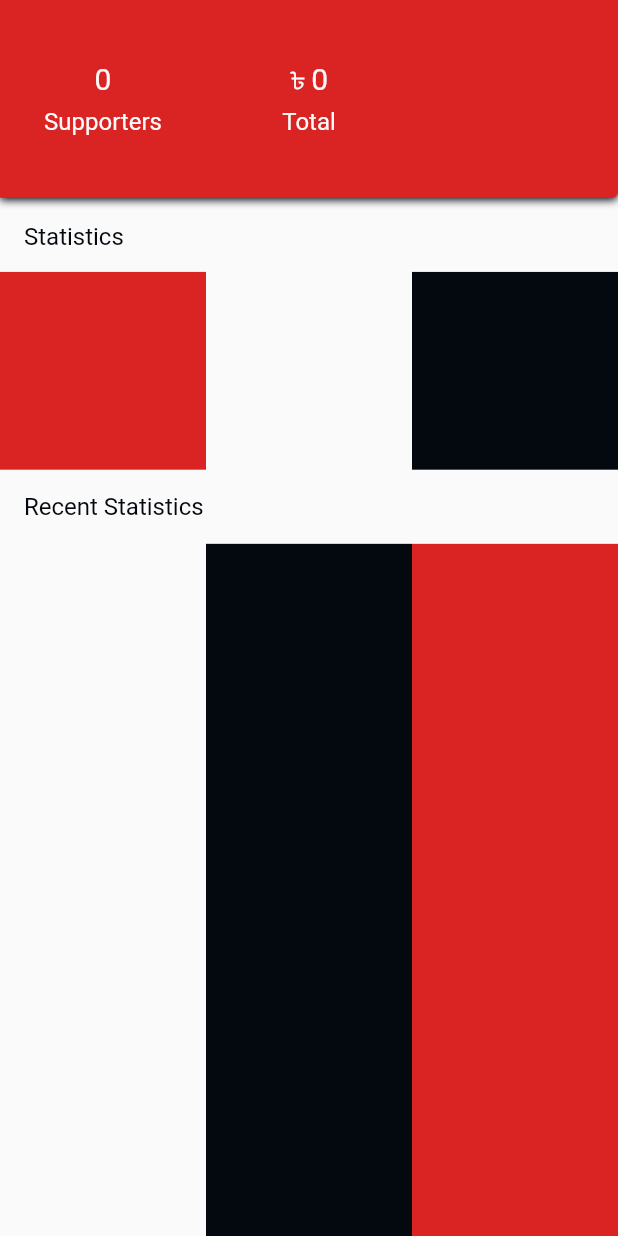
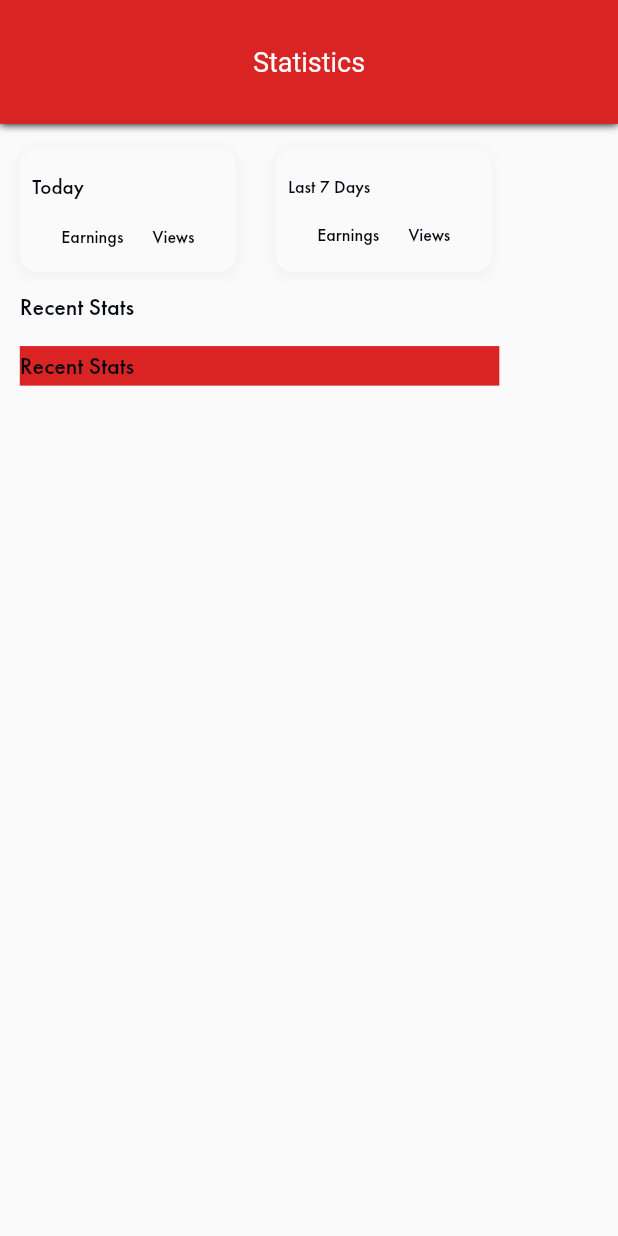
Before and after one commit to takiuddin93/AakCupChaa, a Flutter app: the Statistics widget shown alone on an empty page, opened directly, on a phone screen of 412 x 824 dp. Run offline on Flutter 3.47's test engine with Material 2 defaults, Android fonts, the phone set to English and light mode, and no system bars; our stand-ins replace flutter_svg, share; Roboto replaces fonts that are missing (FuturaPTBool).

Commit message:
statistics.dart modified

```diff
--- a/lib/statistics.dart
+++ b/lib/statistics.dart
@@ -1,5 +1,8 @@
+import 'package:aakcupchaa/widgets/mainappbar.dart';
+import 'package:flutter/cupertino.dart';
 import 'package:flutter/material.dart';
 import 'package:aakcupchaa/utils/universal_variables.dart';
+import 'package:flutter_svg/flutter_svg.dart';
 
 class Statistics extends StatefulWidget {
   @override
@@ -7,6 +10,7 @@ class Statistics extends StatefulWidget {
 }
 
 class _StatisticsState extends State<Statistics> {
+  bool _lights = false;
   @override
   Widget build(BuildContext context) {
     Size media = MediaQuery.of(context).size;
@@ -17,22 +21,17 @@ class _StatisticsState extends State<Statistics> {
         children: <Widget>[
           // Top Bar
           Positioned(
+            top: height * 0,
             child: Container(
               width: width,
-              height: height * 0.16,
+              height: height * 0.10,
               padding: EdgeInsets.symmetric(
-                vertical: height * 0.02,
+                vertical: height * 0.0,
                 horizontal: 0.0,
               ),
               decoration: BoxDecoration(
                 color: UniversalVariables.primaryCrimson,
                 shape: BoxShape.rectangle,
-                borderRadius: BorderRadius.only(
-                  topLeft: Radius.circular(0.0),
-                  topRight: Radius.circular(0.0),
-                  bottomRight: Radius.circular(4.0),
-                  bottomLeft: Radius.circular(0.0),
-                ),
                 boxShadow: [
                   BoxShadow(
                     color: UniversalVariables.primaryEbony,
@@ -41,43 +40,229 @@ class _StatisticsState extends State<Statistics> {
                   )
                 ],
               ),
-              child: Row(
+              child: PreferredSize(
+                child: MainAppBar(
+                  back: "statistics",
+                  title: "Statistics",
+                ),
+                preferredSize: Size.fromHeight(media.height),
+              ),
+            ),
+          ),
+          // Statistics
+          Positioned(
+            top: height * 0.1,
+            child: Center(
+              child: Container(
+                child: Column(
+                  mainAxisAlignment: MainAxisAlignment.start,
+                  crossAxisAlignment: CrossAxisAlignment.start,
+                  children: <Widget>[
+                    Row(
+                      mainAxisAlignment: MainAxisAlignment.spaceAround,
                       crossAxisAlignment: CrossAxisAlignment.center,
-                mainAxisAlignment: MainAxisAlignment.center,
                       children: <Widget>[
-                  Expanded(
-                    flex: 1,
+                        Container(
+                          margin: EdgeInsets.only(
+                            left: width * 0.032,
+                            top: height * 0.02,
+                            right: width * 0.032,
+                          ),
+                          padding: EdgeInsets.symmetric(
+                            horizontal: width * 0.02,
+                          ),
+                          height: height * 0.1,
+                          width: (width - (width * 0.30)) / 2,
+                          decoration: BoxDecoration(
+                            color: UniversalVariables.primaryAlabaster,
+                            borderRadius: BorderRadius.circular(12),
+                            boxShadow: [
+                              BoxShadow(
+                                color: UniversalVariables.primaryGhostShadow,
+                                blurRadius: 4.0, // soften the shadow
+                                spreadRadius: 2.0, //extend the shadow
+                                offset: Offset(
+                                  0.0, // Move to right 10  horizontally
+                                  2.0, // Move to bottom 10 Vertically
+                                ),
+                              )
+                            ],
+                          ),
                           child: Column(
-                      crossAxisAlignment: CrossAxisAlignment.center,
-                      mainAxisAlignment: MainAxisAlignment.center,
+                            mainAxisAlignment: MainAxisAlignment.spaceEvenly,
+                            crossAxisAlignment: CrossAxisAlignment.start,
                             children: <Widget>[
-                        Padding(
-                          padding: EdgeInsets.only(
-                              left: 8.0, top: 0.0, right: 8.0, bottom: 8.0),
-                          child: RichText(
+                              RichText(
                                 text: TextSpan(
                                   children: <TextSpan>[
                                     TextSpan(
-                                  text: "0",
+                                      text: "Today",
                                       style: TextStyle(
-                                    color: UniversalVariables.primaryAlabaster,
-                                    fontSize: 20.0,
-                                    fontFamily: 'FuturaPTBool',
+                                        color: UniversalVariables.primaryEbony,
+                                        fontSize: 14.0,
+                                        fontFamily: 'FuturaPTMedium',
                                       ),
                                     ),
                                   ],
                                 ),
+                              ),
+                              Row(
+                                mainAxisAlignment:
+                                    MainAxisAlignment.spaceEvenly,
+                                crossAxisAlignment: CrossAxisAlignment.center,
+                                children: <Widget>[
+                                  RichText(
+                                    text: TextSpan(
+                                      children: <TextSpan>[
+                                        TextSpan(
+                                          text: "Earnings",
+                                          style: TextStyle(
+                                            color:
+                                                UniversalVariables.primaryEbony,
+                                            fontSize: 12.0,
+                                            fontFamily: 'FuturaPTMedium',
+                                          ),
+                                        ),
+                                      ],
                                     ),
                                   ),
                                   RichText(
                                     text: TextSpan(
                                       children: <TextSpan>[
                                         TextSpan(
-                                text: "Supporters",
+                                          text: "Views",
                                           style: TextStyle(
+                                            color:
+                                                UniversalVariables.primaryEbony,
+                                            fontSize: 12.0,
+                                            fontFamily: 'FuturaPTMedium',
+                                          ),
+                                        ),
+                                      ],
+                                    ),
+                                  ),
+                                ],
+                              ),
+                            ],
+                          ),
+                        ),
+                        Container(
+                          margin: EdgeInsets.only(
+                            left: width * 0.032,
+                            top: height * 0.02,
+                            right: width * 0.032,
+                          ),
+                          padding: EdgeInsets.symmetric(
+                            horizontal: width * 0.02,
+                          ),
+                          height: height * 0.1,
+                          width: (width - (width * 0.30)) / 2,
+                          decoration: BoxDecoration(
                             color: UniversalVariables.primaryAlabaster,
+                            borderRadius: BorderRadius.circular(12),
+                            boxShadow: [
+                              BoxShadow(
+                                color: UniversalVariables.primaryGhostShadow,
+                                blurRadius: 4.0, // soften the shadow
+                                spreadRadius: 2.0, //extend the shadow
+                                offset: Offset(
+                                  0.0, // Move to right 10  horizontally
+                                  2.0, // Move to bottom 10 Vertically
+                                ),
+                              )
+                            ],
+                          ),
+                          child: Column(
+                            mainAxisAlignment: MainAxisAlignment.spaceEvenly,
+                            crossAxisAlignment: CrossAxisAlignment.start,
+                            children: <Widget>[
+                              RichText(
+                                text: TextSpan(
+                                  children: <TextSpan>[
+                                    TextSpan(
+                                      text: "Last 7 Days",
+                                      style: TextStyle(
+                                        color: UniversalVariables.primaryEbony,
+                                        fontSize: 12.0,
+                                        fontFamily: 'FuturaPTMedium',
+                                      ),
+                                    ),
+                                  ],
+                                ),
+                              ),
+                              Row(
+                                mainAxisAlignment:
+                                    MainAxisAlignment.spaceEvenly,
+                                crossAxisAlignment: CrossAxisAlignment.center,
+                                children: <Widget>[
+                                  RichText(
+                                    text: TextSpan(
+                                      children: <TextSpan>[
+                                        TextSpan(
+                                          text: "Earnings",
+                                          style: TextStyle(
+                                            color:
+                                                UniversalVariables.primaryEbony,
+                                            fontSize: 12.0,
+                                            fontFamily: 'FuturaPTMedium',
+                                          ),
+                                        ),
+                                      ],
+                                    ),
+                                  ),
+                                  RichText(
+                                    text: TextSpan(
+                                      children: <TextSpan>[
+                                        TextSpan(
+                                          text: "Views",
+                                          style: TextStyle(
+                                            color:
+                                                UniversalVariables.primaryEbony,
+                                            fontSize: 12.0,
+                                            fontFamily: 'FuturaPTMedium',
+                                          ),
+                                        ),
+                                      ],
+                                    ),
+                                  ),
+                                ],
+                              ),
+                            ],
+                          ),
+                        ),
+                      ],
+                    ),
+                  ],
+                ),
+              ),
+            ),
+          ),
+          Positioned(
+            top: height * 0.232,
+            child: Center(
+              child: Container(
+                margin: EdgeInsets.only(
+                  left: width * 0.032,
+                  right: width * 0.032,
+                ),
+                height: height * 0.032,
+                width: width * 0.776,
+                decoration: BoxDecoration(
+                  color: UniversalVariables.primaryAlabaster,
+                ),
+                child: Column(
+                  mainAxisAlignment: MainAxisAlignment.center,
+                  crossAxisAlignment: CrossAxisAlignment.start,
+                  children: <Widget>[
+                    RichText(
+                      text: TextSpan(
+                        children: <TextSpan>[
+                          TextSpan(
+                            text: "Recent Stats",
+                            style: TextStyle(
+                              color: UniversalVariables.primaryEbony,
                               fontSize: 16.0,
-                                  fontFamily: 'FuturaPTBool',
+                              fontFamily: 'FuturaPTMedium',
                             ),
                           ),
                         ],
@@ -86,50 +271,34 @@ class _StatisticsState extends State<Statistics> {
                   ],
                 ),
               ),
-                  Expanded(
-                    flex: 1,
-                    child: Column(
-                      crossAxisAlignment: CrossAxisAlignment.center,
-                      mainAxisAlignment: MainAxisAlignment.center,
-                      children: <Widget>[
-                        Padding(
-                          padding: EdgeInsets.only(
-                              left: 8.0, top: 0.0, right: 8.0, bottom: 8.0),
-                          child: RichText(
-                            text: TextSpan(
-                              children: <TextSpan>[
-                                TextSpan(
-                                  text: "৳ ",
-                                  style: TextStyle(
-                                    color: UniversalVariables.primaryAlabaster,
-                                    fontSize: 16.0,
-                                    fontFamily: 'FuturaPTBool',
-                                  ),
-                                  children: <TextSpan>[
-                                    TextSpan(
-                                      text: "0",
-                                      style: TextStyle(
-                                        color:
-                                            UniversalVariables.primaryAlabaster,
-                                        fontSize: 20.0,
-                                        fontFamily: 'FuturaPTBool',
-                                      ),
-                                    )
-                                  ],
-                                ),
-                              ],
             ),
           ),
+          Positioned(
+            top: height * 0.28,
+            child: Center(
+              child: Container(
+                margin: EdgeInsets.only(
+                  left: width * 0.032,
+                  right: width * 0.032,
                 ),
+                height: height * 0.032,
+                width: width * 0.776,
+                decoration: BoxDecoration(
+                  color: UniversalVariables.primaryCrimson,
+                ),
+                child: Column(
+                  mainAxisAlignment: MainAxisAlignment.center,
+                  crossAxisAlignment: CrossAxisAlignment.start,
+                  children: <Widget>[
                     RichText(
                       text: TextSpan(
                         children: <TextSpan>[
                           TextSpan(
-                                text: "Total",
+                            text: "Recent Stats",
                             style: TextStyle(
-                                  color: UniversalVariables.primaryAlabaster,
+                              color: UniversalVariables.primaryEbony,
                               fontSize: 16.0,
-                                  fontFamily: 'FuturaPTBool',
+                              fontFamily: 'FuturaPTMedium',
                             ),
                           ),
                         ],
@@ -138,120 +307,7 @@ class _StatisticsState extends State<Statistics> {
                   ],
                 ),
               ),
-                  Expanded(
-                    flex: 1,
-                    child: Container(),
-                  )
-                ],
             ),
-            ),
-          ),
-          // Statistics Text
-          Positioned(
-            top: height * 0.16,
-            child: Container(
-              height: height * 0.06,
-              child: Padding(
-                padding: EdgeInsets.only(
-                  left: 16.0,
-                  top: height * 0.02,
-                  right: 16.0,
-                  bottom: height * 0.02,
-                ),
-                child: Align(
-                  alignment: Alignment.centerLeft,
-                  child: RichText(
-                    text: TextSpan(
-                      children: <TextSpan>[
-                        TextSpan(
-                          text: "Statistics",
-                          style: TextStyle(
-                            color: UniversalVariables.primaryEbony,
-                            fontSize: 16.0,
-                            fontFamily: 'FuturaPTBool',
-                          ),
-                        ),
-                      ],
-                    ),
-                  ),
-                ),
-              ),
-            ),
-          ),
-          // Day Cards
-          Positioned(
-            child: Container(
-              height: height * 0.16,
-              margin: EdgeInsets.only(
-                top: height * 0.22,
-              ),
-              child: StatsPosts(),
-            ),
-          ),
-          // Recent Statistics Text
-          Positioned(
-            child: Container(
-              height: height * 0.16,
-              margin: EdgeInsets.only(
-                top: height * 0.32,
-              ),
-              child: Padding(
-                padding: EdgeInsets.only(
-                  left: 16.0,
-                  top: height * 0.02,
-                  right: 16.0,
-                  bottom: 0.0,
-                ),
-                child: Align(
-                  alignment: Alignment.centerLeft,
-                  child: RichText(
-                    text: TextSpan(
-                      children: <TextSpan>[
-                        TextSpan(
-                          text: "Recent Statistics",
-                          style: TextStyle(
-                            color: UniversalVariables.primaryEbony,
-                            fontSize: 16.0,
-                            fontFamily: 'FuturaPTBool',
-                          ),
-                        ),
-                      ],
-                    ),
-                  ),
-                ),
-              ),
-            ),
-          ),
-          //Bottom Container
-          Positioned(
-            child: Container(
-                height: height * 1.0,
-                margin: EdgeInsets.only(
-                  top: height * 0.44,
-                ),
-                child: Row(children: <Widget>[
-                  Expanded(
-                    flex: 1,
-                    child: Container(
-                      width: width * 0.33,
-                      color: UniversalVariables.primaryAlabaster,
-                    ),
-                  ),
-                  Expanded(
-                    flex: 1,
-                    child: Container(
-                      width: width * 0.33,
-                      color: UniversalVariables.primaryEbony,
-                    ),
-                  ),
-                  Expanded(
-                    flex: 1,
-                    child: Container(
-                      width: width * 0.33,
-                      color: UniversalVariables.primaryCrimson,
-                    ),
-                  )
-                ])),
           ),
         ],
       ),
```
Lines whose indentation alone changed are shown as unchanged.
